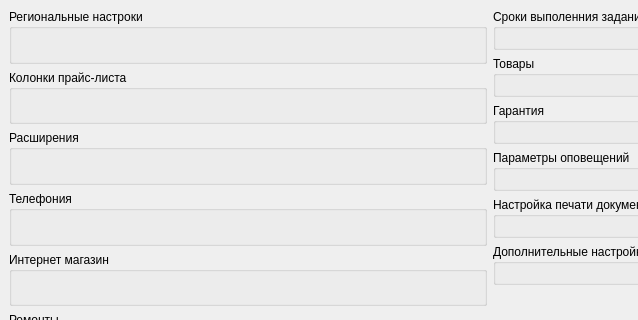
Qt form widgets/settingstabwidgets/ssettingspageglobal.ui (solderercb/snap_crm) before a commit; both pictures show x 0 to 638 and y 0 to 320 of the 1083 by 497 pixel window.
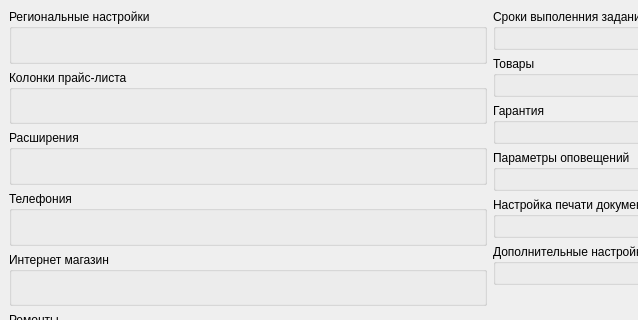
The same form after that commit.

```diff
--- a/widgets/settingstabwidgets/ssettingspageglobal.ui
+++ b/widgets/settingstabwidgets/ssettingspageglobal.ui
@@ -80,7 +80,7 @@
             </sizepolicy>
            </property>
            <property name="title">
-            <string>Региональные настроки</string>
+            <string>Региональные настройки</string>
            </property>
            <layout class="QGridLayout" name="gridLayout_3">
             <item row="0" column="0">
```
